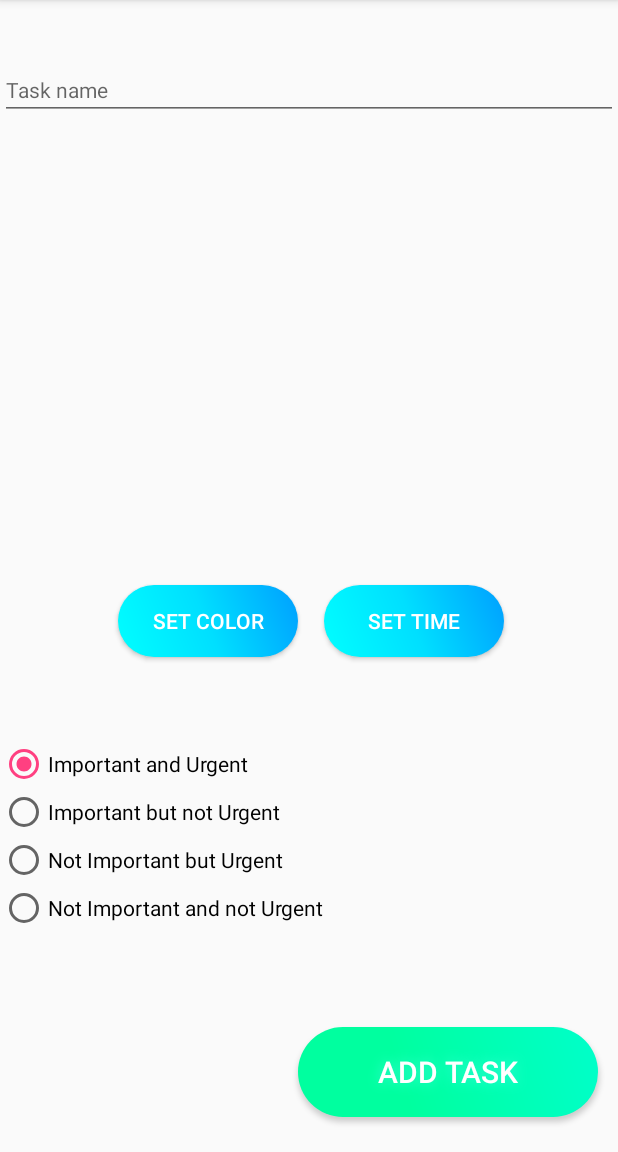
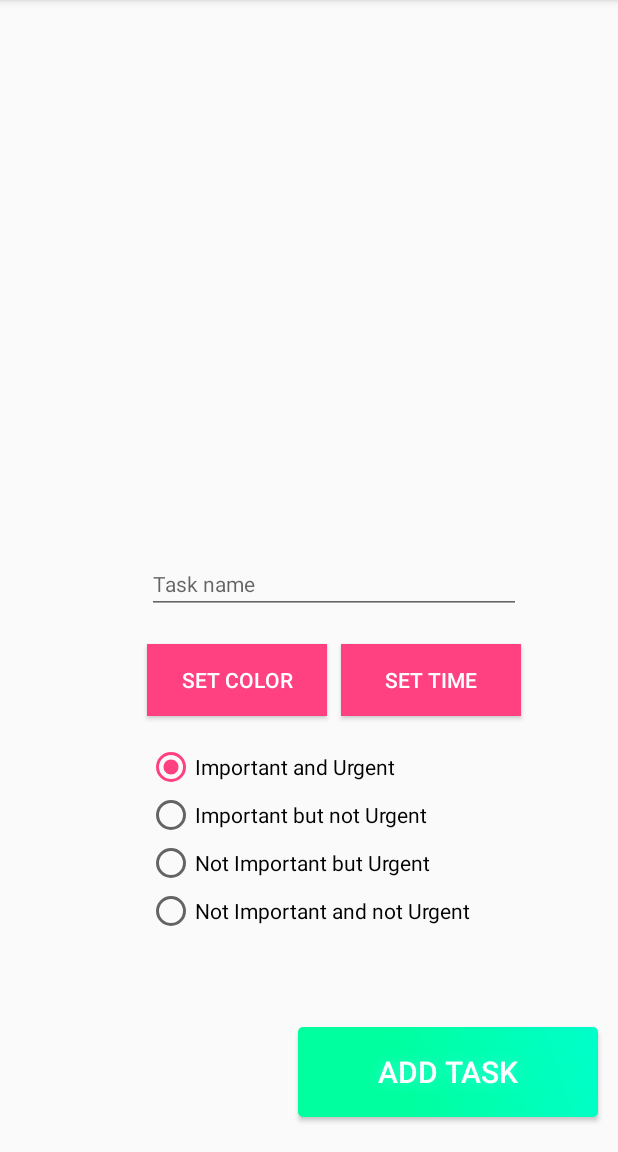
Before and after one commit to CharlieAnderson/Streamline, an Android app: the screen it shows after launch (MainActivity), after a tap on an icon or button, on a phone screen of 412 x 824 dp, the part 84-1236 px from its top. Run offline under Robolectric (Android 15) with nearby library versions, the phone set to English and light mode, and no system bars; libraries missing offline, so code that uses them is left out: com.brandongogetap.stickyheaders, com.thebluealliance.spectrum.

Commit message:
changed button appearance, and layout changes

```diff
--- a/app/src/main/java/com/example/charlesanderson/streamline/AddTimerFragment.java
+++ b/app/src/main/java/com/example/charlesanderson/streamline/AddTimerFragment.java
@@ -44,6 +44,7 @@ public class AddTimerFragment extends Fragment {
                     @Override
                     public void onColorSelected(boolean positiveResult, @ColorInt int color) {
                         colorButton.setBackgroundColor(color);
+                        timeButton.setBackgroundColor(color);
                         AddTimerFragment.this.color = color;
 
                     }
@@ -59,6 +60,7 @@ public class AddTimerFragment extends Fragment {
                         AddTimerFragment.this.hours = hour;
                         AddTimerFragment.this.minutes = minute;
                         AddTimerFragment.this.timeInMilliseconds = hour*1000*60*60 + minute*1000*60;
+                        timeButton.setText(TimerHolder.parseTime(AddTimerFragment.this.timeInMilliseconds, false));
                     }
                 }, 0, 0);
                 timerPickerDialog.show();
@@ -87,4 +89,5 @@ public class AddTimerFragment extends Fragment {
         });
         return rootView;
     }
+
 }
--- a/app/src/main/java/com/example/charlesanderson/streamline/CustomCountDownTimer.java
+++ b/app/src/main/java/com/example/charlesanderson/streamline/CustomCountDownTimer.java
@@ -45,7 +45,7 @@ public class CustomCountDownTimer extends CountDownTimer {
         if(!this.isPaused) {
             this.timeLeft = (int)millisUntilFinished;
             this.countDownTimerText.setText(parseTime((int) millisUntilFinished));
-            this.circleProgressViewSeconds.setProgressWithAnimation((float) (((millisUntilFinished / 1000) % 60) / 60.0 * 100.0), 500);
+            this.circleProgressViewSeconds.setProgressWithAnimation((float) ((((timeTotal-millisUntilFinished) / 1000) % 60) / 60.0 * 100.0), 500);
             this.taskItem.setHours(getHoursLeft());
             this.taskItem.setTimeElapsed(timeTotal-timeLeft);
             double progress = (100.0*((double)timeTotal-timeLeft)/(timeTotal));
--- a/app/src/main/res/drawable/gradient_button_shape.xml
+++ b/app/src/main/res/drawable/gradient_button_shape.xml
@@ -1,7 +1,7 @@
 <?xml version="1.0" encoding="utf-8"?>
 <shape xmlns:android="http://schemas.android.com/apk/res/android" android:shape="rectangle" >
     <corners
-        android:radius="50dp"
+        android:radius="3dp"
         />
     <gradient
         android:angle="45"
--- a/app/src/main/res/layout/fragment_add_timer.xml
+++ b/app/src/main/res/layout/fragment_add_timer.xml
@@ -9,9 +9,10 @@
         android:id="@+id/taskName"
         android:layout_width="match_parent"
         android:layout_height="wrap_content"
-        android:layout_alignParentStart="true"
-        android:layout_alignParentTop="true"
-        android:layout_marginTop="40dp"
+        android:layout_above="@+id/timeButton"
+        android:layout_alignEnd="@+id/timeButton"
+        android:layout_alignStart="@+id/colorButton"
+        android:layout_marginBottom="20dp"
         android:hint="@string/task_name"
         android:inputType="text"
         android:textSize="14sp" />
@@ -19,25 +20,28 @@
     <Button
         android:textColor="#ffffff"
         android:id="@+id/timeButton"
+        style="@style/Widget.AppCompat.Button.Colored"
+        android:background="@color/colorAccent"
         android:layout_width="120dp"
         android:layout_height="wrap_content"
+        android:text="@string/set_time"
+        android:layout_marginStart="129dp"
         android:layout_alignBaseline="@+id/colorButton"
         android:layout_alignBottom="@+id/colorButton"
-        android:layout_toEndOf="@+id/radioGroup"
-        android:background="@drawable/time_button_shape"
-        android:text="@string/set_time" />
+        android:layout_alignStart="@+id/radioGroup" />
 
     <Button
         android:textColor="#ffffff"
         android:id="@+id/colorButton"
+        android:background="@color/colorAccent"
+
         style="@style/Widget.AppCompat.Button.Colored"
         android:layout_width="120dp"
         android:layout_height="wrap_content"
+        android:text="@string/set_color"
+        android:layout_marginBottom="18dp"
         android:layout_above="@+id/radioGroup"
-        android:layout_marginBottom="55dp"
-        android:layout_toStartOf="@+id/addTaskButton"
-        android:background="@drawable/time_button_shape"
-        android:text="@string/set_color" />
+        android:layout_alignStart="@+id/radioGroup" />
 
     <Button
         android:id="@+id/addTaskButton"
@@ -62,9 +66,9 @@
         android:checkedButton="@+id/defaultCheckedButton"
         android:layout_width="wrap_content"
         android:layout_height="wrap_content"
+        android:layout_marginBottom="61dp"
         android:layout_above="@+id/addTaskButton"
-        android:layout_alignParentStart="true"
-        android:layout_marginBottom="63dp">
+        android:layout_centerHorizontal="true">
         <RadioButton
             android:id="@+id/defaultCheckedButton"
             android:layout_width="wrap_content"
```
